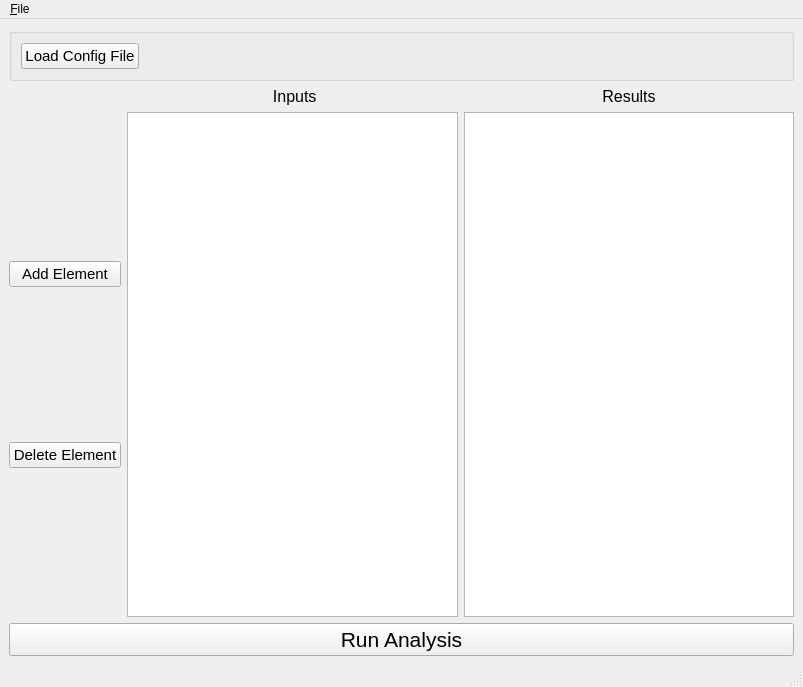
First picture: the form in project/app/ui/main_window.ui, repository LMaiorano/Link-Budget-Toolbox, before the edit.
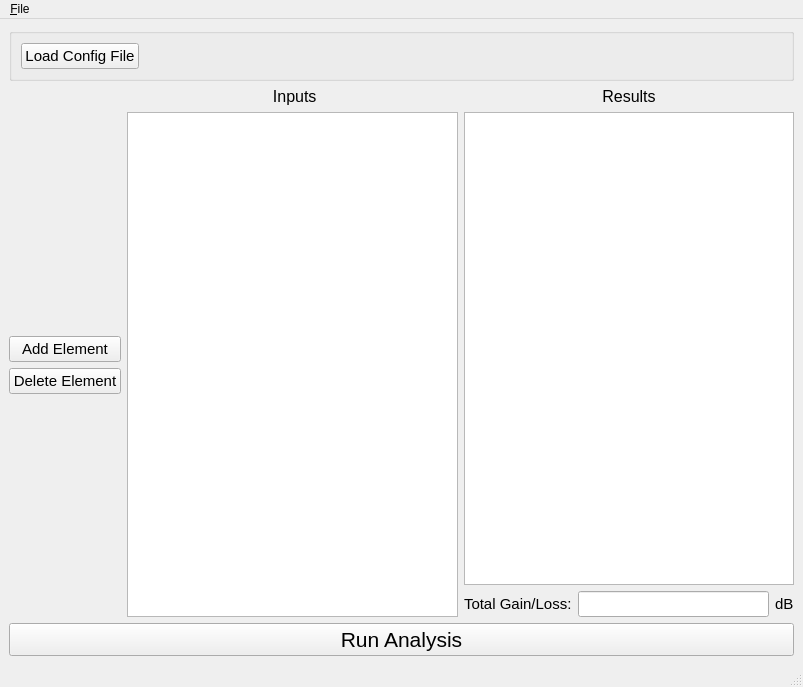
Second picture: the form after the edit.

Commit message: Return totals after analysis

Diff of the .ui file:
```diff
--- a/project/app/ui/main_window.ui
+++ b/project/app/ui/main_window.ui
@@ -51,6 +51,48 @@
     </item>
     <item>
      <layout class="QGridLayout" name="gridLayout">
+      <item row="2" column="2">
+       <layout class="QGridLayout" name="gridLayout_2">
+        <item row="0" column="0">
+         <widget class="QLabel" name="label">
+          <property name="font">
+           <font>
+            <pointsize>11</pointsize>
+           </font>
+          </property>
+          <property name="text">
+           <string>Total Gain/Loss:</string>
+          </property>
+         </widget>
+        </item>
+        <item row="0" column="1">
+         <widget class="QLineEdit" name="txt_total">
+          <property name="font">
+           <font>
+            <pointsize>11</pointsize>
+            <weight>75</weight>
+            <bold>true</bold>
+           </font>
+          </property>
+          <property name="alignment">
+           <set>Qt::AlignRight|Qt::AlignTrailing|Qt::AlignVCenter</set>
+          </property>
+         </widget>
+        </item>
+        <item row="0" column="2">
+         <widget class="QLabel" name="label_2">
+          <property name="font">
+           <font>
+            <pointsize>11</pointsize>
+           </font>
+          </property>
+          <property name="text">
+           <string>dB</string>
+          </property>
+         </widget>
+        </item>
+       </layout>
+      </item>
       <item row="0" column="1">
        <widget class="QLabel" name="lbl_elements">
         <property name="sizePolicy">
@@ -78,27 +120,21 @@
         </property>
        </widget>
       </item>
-      <item row="1" column="2">
-       <widget class="QTableWidget" name="tbl_results">
-        <property name="sizePolicy">
-         <sizepolicy hsizetype="MinimumExpanding" vsizetype="Expanding">
-          <horstretch>0</horstretch>
-          <verstretch>0</verstretch>
-         </sizepolicy>
-        </property>
-        <property name="minimumSize">
-         <size>
-          <width>200</width>
-          <height>0</height>
-         </size>
-        </property>
-       </widget>
-      </item>
-      <item row="1" column="3">
-       <layout class="QVBoxLayout" name="verticalLayout_3"/>
-      </item>
-      <item row="1" column="0">
+      <item row="1" column="0" rowspan="2">
        <layout class="QVBoxLayout" name="verticalLayout_2">
+        <item>
+         <spacer name="verticalSpacer">
+          <property name="orientation">
+           <enum>Qt::Vertical</enum>
+          </property>
+          <property name="sizeHint" stdset="0">
+           <size>
+            <width>20</width>
+            <height>40</height>
+           </size>
+          </property>
+         </spacer>
+        </item>
         <item>
          <widget class="QPushButton" name="btn_add_element">
           <property name="font">
@@ -126,6 +162,19 @@
           </property>
          </widget>
         </item>
+        <item>
+         <spacer name="verticalSpacer_2">
+          <property name="orientation">
+           <enum>Qt::Vertical</enum>
+          </property>
+          <property name="sizeHint" stdset="0">
+           <size>
+            <width>20</width>
+            <height>40</height>
+           </size>
+          </property>
+         </spacer>
+        </item>
        </layout>
       </item>
       <item row="0" column="2">
@@ -155,7 +204,23 @@
         </property>
        </widget>
       </item>
-      <item row="1" column="1">
+      <item row="1" column="2">
+       <widget class="QTableWidget" name="tbl_results">
+        <property name="sizePolicy">
+         <sizepolicy hsizetype="MinimumExpanding" vsizetype="Expanding">
+          <horstretch>0</horstretch>
+          <verstretch>0</verstretch>
+         </sizepolicy>
+        </property>
+        <property name="minimumSize">
+         <size>
+          <width>200</width>
+          <height>0</height>
+         </size>
+        </property>
+       </widget>
+      </item>
+      <item row="1" column="1" rowspan="2">
        <widget class="QTableWidget" name="tbl_elements">
         <property name="sizePolicy">
          <sizepolicy hsizetype="MinimumExpanding" vsizetype="Expanding">
```
The commit also changes 4 other files.
